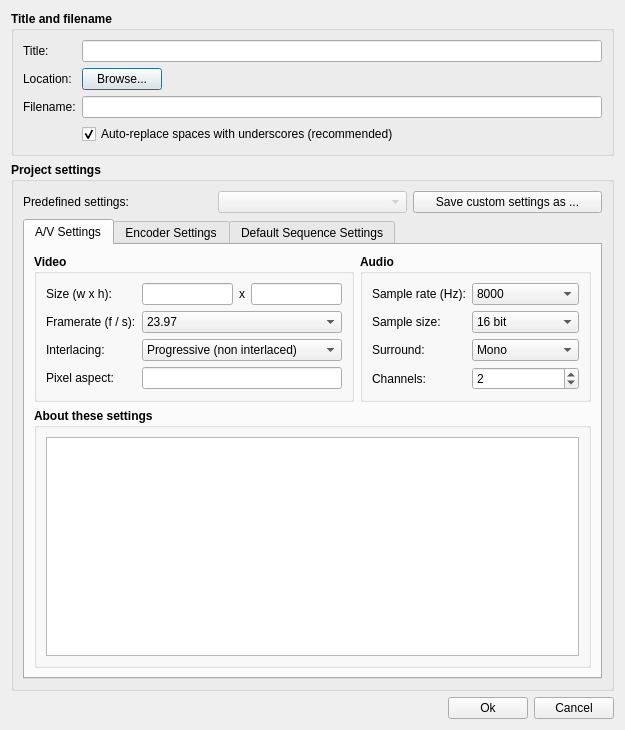
BackupTheBerlios/saya-svn, file trunk/src/resources/newproject.ui: the form before one commit.
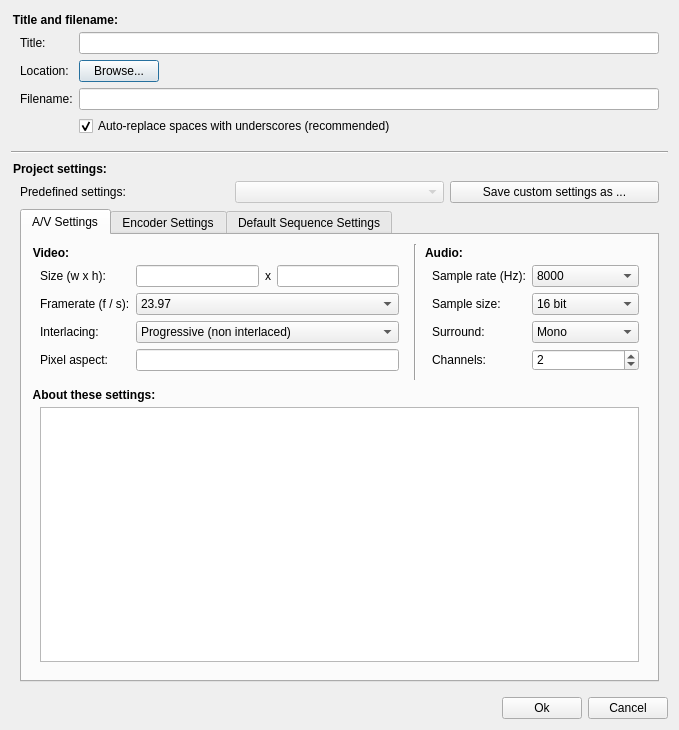
The form after the commit.

Commit message: * UI: New Project Dialog: Renamed all widgets and edited the .ui file to prepare for the signals/slots conversion.

The edit to the form file:
```diff
--- a/trunk/src/resources/newproject.ui
+++ b/trunk/src/resources/newproject.ui
@@ -5,18 +5,21 @@
   <property name="enabled" >
    <bool>true</bool>
   </property>
-  <property name="geometry" >
+  <property name="geometry">
    <rect>
     <x>0</x>
     <y>0</y>
-    <width>625</width>
+    <width>679</width>
     <height>730</height>
    </rect>
   </property>
   <property name="windowTitle" >
    <string>Create new project</string>
   </property>
-  <layout class="QVBoxLayout" >
+  <property name="styleSheet">
+   <string>QGroupBox { border:none; padding-top: 12px;  }</string>
+  </property>
+  <layout class="QVBoxLayout">
    <item>
     <widget class="QGroupBox" name="m_TitleAndFilename" >
      <property name="font" >
@@ -25,8 +28,8 @@
        <bold>true</bold>
       </font>
      </property>
-     <property name="title" >
-      <string>Title and filename</string>
+     <property name="title">
+      <string>Title and filename:</string>
      </property>
      <layout class="QFormLayout" name="formLayout" >
       <property name="fieldGrowthPolicy" >
@@ -167,17 +170,30 @@
     </widget>
    </item>
    <item>
-    <widget class="QGroupBox" name="m_ProjectSettings" >
-     <property name="font" >
+    <widget class="Line" name="line">
+     <property name="orientation">
+      <enum>Qt::Horizontal</enum>
+     </property>
+    </widget>
+   </item>
+   <item>
+    <widget class="QGroupBox" name="m_ProjectSettings">
+     <property name="font">
       <font>
        <weight>75</weight>
        <bold>true</bold>
       </font>
      </property>
-     <property name="title" >
-      <string>Project settings</string>
+     <property name="styleSheet">
+      <string/>
      </property>
-     <layout class="QVBoxLayout" name="verticalLayout" >
+     <property name="title">
+      <string>Project settings:</string>
+     </property>
+     <property name="flat">
+      <bool>false</bool>
+     </property>
+     <layout class="QVBoxLayout" name="verticalLayout">
       <item>
        <layout class="QHBoxLayout" name="m_horizontalLayout" >
         <item>
@@ -264,8 +280,8 @@
                   <bold>true</bold>
                  </font>
                 </property>
-                <property name="title" >
-                 <string>Video</string>
+                <property name="title">
+                 <string>Video:</string>
                 </property>
                 <layout class="QFormLayout" name="formLayout_3" >
                  <item row="0" column="0" >
@@ -452,15 +468,22 @@
                </widget>
               </item>
               <item>
-               <widget class="QGroupBox" name="m_ProjectSettingsAudio" >
-                <property name="font" >
+               <widget class="Line" name="line_3">
+                <property name="orientation">
+                 <enum>Qt::Vertical</enum>
+                </property>
+               </widget>
+              </item>
+              <item>
+               <widget class="QGroupBox" name="m_ProjectSettingsAudio">
+                <property name="font">
                  <font>
                   <weight>75</weight>
                   <bold>true</bold>
                  </font>
                 </property>
-                <property name="title" >
-                 <string>Audio</string>
+                <property name="title">
+                 <string>Audio:</string>
                 </property>
                 <layout class="QFormLayout" name="formLayout_4" >
                  <property name="fieldGrowthPolicy" >
@@ -668,8 +691,8 @@
                 <bold>true</bold>
                </font>
               </property>
-              <property name="title" >
-               <string>About these settings</string>
+              <property name="title">
+               <string>About these settings:</string>
               </property>
               <layout class="QVBoxLayout" name="verticalLayout_5" >
                <item>
```
Left out of the diff: 446 changed lines with no effect on the pictures. The commit also changes 2 other files.
